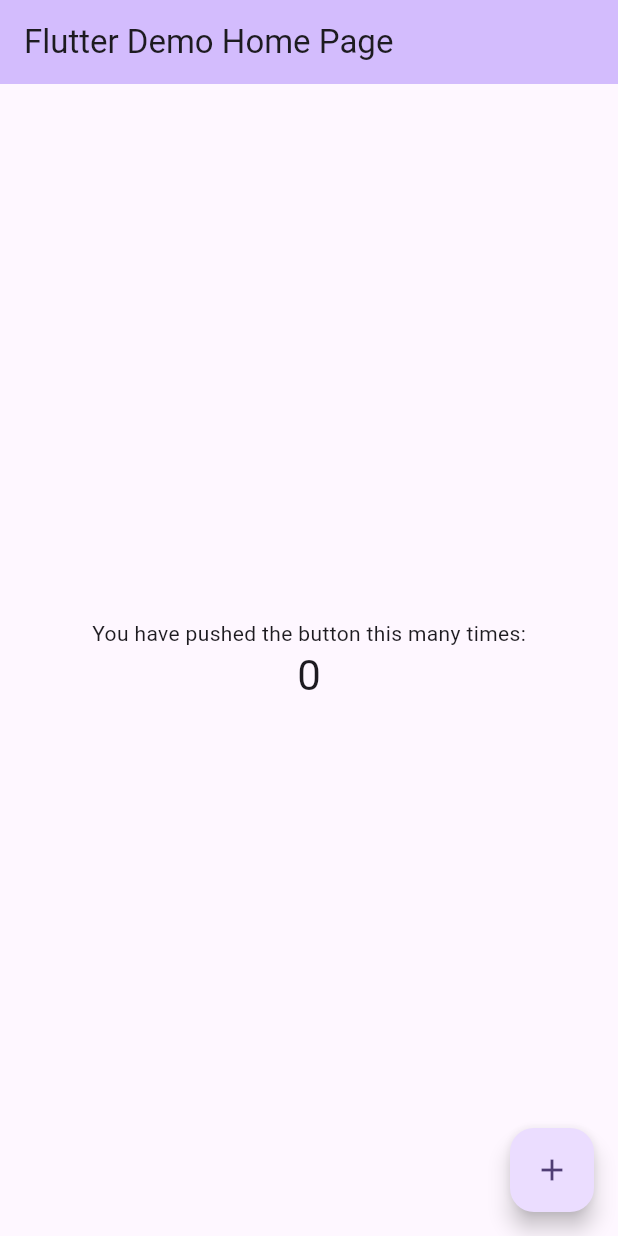
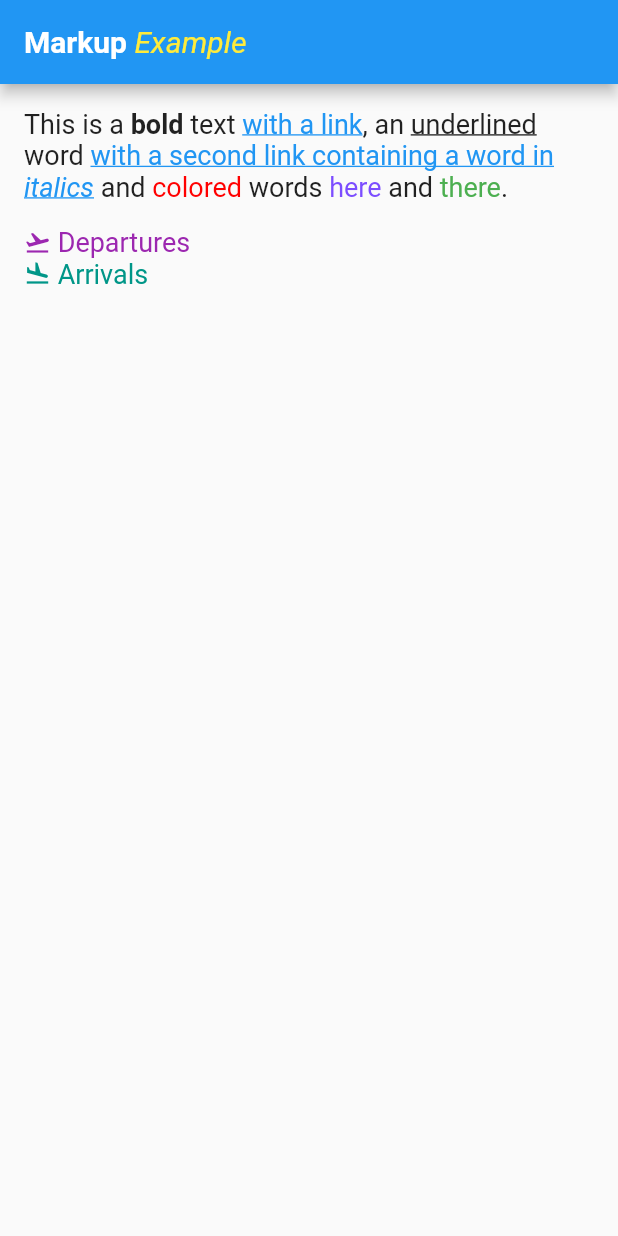
Before and after one commit to poqueque/markup_text, a Flutter app: the screen it shows after launch, on a phone screen of 412 x 824 dp. Run offline on Flutter 3.47's test engine with Material 2 defaults, Android fonts, the phone set to English and light mode, and no system bars.

```diff
--- a/example/lib/main.dart
+++ b/example/lib/main.dart
@@ -1,125 +1,41 @@
 import 'package:flutter/material.dart';
+import 'package:markup_text/markup_text.dart';
 
 void main() {
-  runApp(const MyApp());
+  runApp(App());
 }
 
-class MyApp extends StatelessWidget {
-  const MyApp({super.key});
-
-  // This widget is the root of your application.
+class App extends StatelessWidget {
   @override
   Widget build(BuildContext context) {
     return MaterialApp(
-      title: 'Flutter Demo',
-      theme: ThemeData(
-        // This is the theme of your application.
-        //
-        // TRY THIS: Try running your application with "flutter run". You'll see
-        // the application has a blue toolbar. Then, without quitting the app,
-        // try changing the seedColor in the colorScheme below to Colors.green
-        // and then invoke "hot reload" (save your changes or press the "hot
-        // reload" button in a Flutter-supported IDE, or press "r" if you used
-        // the command line to start the app).
-        //
-        // Notice that the counter didn't reset back to zero; the application
-        // state is not lost during the reload. To reset the state, use hot
-        // restart instead.
-        //
-        // This works for code too, not just values: Most code changes can be
-        // tested with just a hot reload.
-        colorScheme: ColorScheme.fromSeed(seedColor: Colors.deepPurple),
-        useMaterial3: true,
+      debugShowCheckedModeBanner: false,
+      home: Scaffold(
+        appBar: AppBar(
+          title: MarkupText("(b)Markup(/b) (c yellow)(i)Example(/i)(/c)"),
+        ),
+        body: Padding(
+          padding: EdgeInsets.all(16),
+          child: Column(
+            crossAxisAlignment: CrossAxisAlignment.start,
+            children: <Widget>[
+              MarkupText(
+                "This is a (b)bold(/b) text (a https://flutter.dev)with a link(/a),"
+                " an (u)underlined(/u) word (a https://pub.dev)with"
+                " a second link containing a word in (i)italics(/i)(/a) and (c #ff0000)colored(/c) words"
+                " (c deepPurpleAccent)here(/c) and (c green)there(/c).",
+                style: TextStyle(fontSize: 18),
+              ),
+              Container(margin: EdgeInsets.all(8)),
+              MarkupText(
+                "(c purple)(icon flight_takeoff) Departures(/c)\n"
+                "(c teal)(icon flight_land) Arrivals(/c)",
+                style: TextStyle(fontSize: 18),
+              ),
+            ],
+          ),
+        ),
       ),
-      home: const MyHomePage(title: 'Flutter Demo Home Page'),
     );
   }
 }
-
-class MyHomePage extends StatefulWidget {
-  const MyHomePage({super.key, required this.title});
-
-  // This widget is the home page of your application. It is stateful, meaning
-  // that it has a State object (defined below) that contains fields that affect
-  // how it looks.
-
-  // This class is the configuration for the state. It holds the values (in this
-  // case the title) provided by the parent (in this case the App widget) and
-  // used by the build method of the State. Fields in a Widget subclass are
-  // always marked "final".
-
-  final String title;
-
-  @override
-  State<MyHomePage> createState() => _MyHomePageState();
-}
-
-class _MyHomePageState extends State<MyHomePage> {
-  int _counter = 0;
-
-  void _incrementCounter() {
-    setState(() {
-      // This call to setState tells the Flutter framework that something has
-      // changed in this State, which causes it to rerun the build method below
-      // so that the display can reflect the updated values. If we changed
-      // _counter without calling setState(), then the build method would not be
-      // called again, and so nothing would appear to happen.
-      _counter++;
-    });
-  }
-
-  @override
-  Widget build(BuildContext context) {
-    // This method is rerun every time setState is called, for instance as done
-    // by the _incrementCounter method above.
-    //
-    // The Flutter framework has been optimized to make rerunning build methods
-    // fast, so that you can just rebuild anything that needs updating rather
-    // than having to individually change instances of widgets.
-    return Scaffold(
-      appBar: AppBar(
-        // TRY THIS: Try changing the color here to a specific color (to
-        // Colors.amber, perhaps?) and trigger a hot reload to see the AppBar
-        // change color while the other colors stay the same.
-        backgroundColor: Theme.of(context).colorScheme.inversePrimary,
-        // Here we take the value from the MyHomePage object that was created by
-        // the App.build method, and use it to set our appbar title.
-        title: Text(widget.title),
-      ),
-      body: Center(
-        // Center is a layout widget. It takes a single child and positions it
-        // in the middle of the parent.
-        child: Column(
-          // Column is also a layout widget. It takes a list of children and
-          // arranges them vertically. By default, it sizes itself to fit its
-          // children horizontally, and tries to be as tall as its parent.
-          //
-          // Column has various properties to control how it sizes itself and
-          // how it positions its children. Here we use mainAxisAlignment to
-          // center the children vertically; the main axis here is the vertical
-          // axis because Columns are vertical (the cross axis would be
-          // horizontal).
-          //
-          // TRY THIS: Invoke "debug painting" (choose the "Toggle Debug Paint"
-          // action in the IDE, or press "p" in the console), to see the
-          // wireframe for each widget.
-          mainAxisAlignment: MainAxisAlignment.center,
-          children: <Widget>[
-            const Text(
-              'You have pushed the button this many times:',
-            ),
-            Text(
-              '$_counter',
-              style: Theme.of(context).textTheme.headlineMedium,
-            ),
-          ],
-        ),
-      ),
-      floatingActionButton: FloatingActionButton(
-        onPressed: _incrementCounter,
-        tooltip: 'Increment',
-        child: const Icon(Icons.add),
-      ), // This trailing comma makes auto-formatting nicer for build methods.
-    );
-  }
-}
```
Also changed, not shown: 9 other files.
